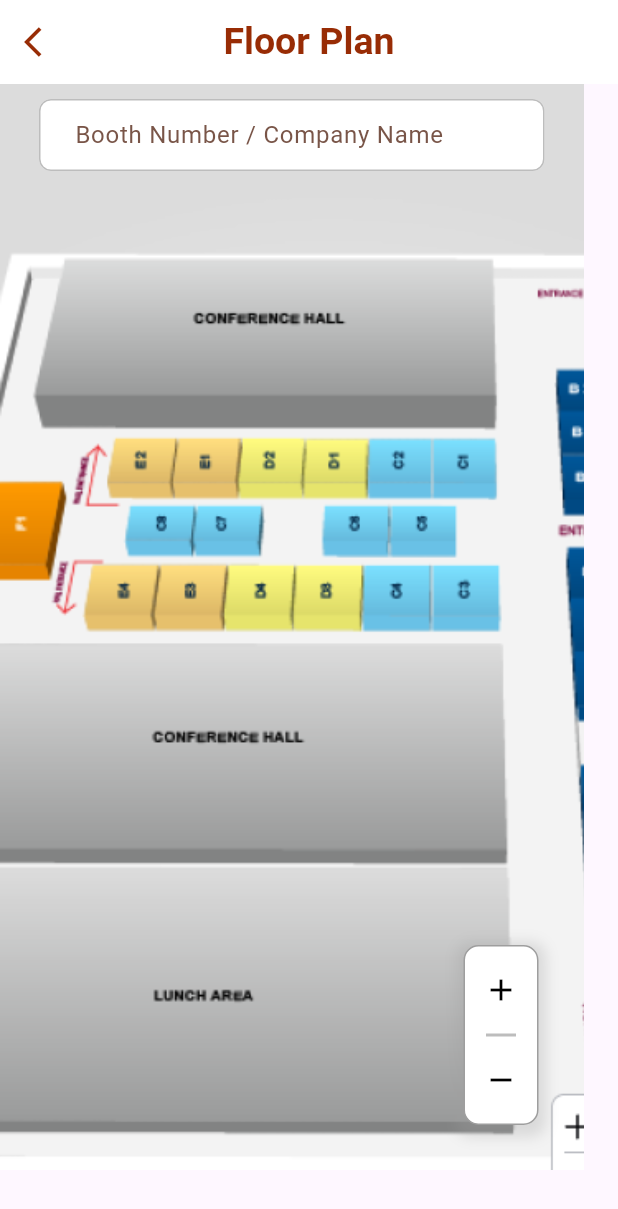
After one commit to anazhtz/aldrichinternational, a Flutter app: the screen it shows after launch, item 2 of the bottom bar chosen, after a tap on the "add" icon, on a phone screen of 412 x 824 dp. The commit adds this screen. Shown: the top 1209 px of the screen. Run offline on Flutter 3.47's test engine with Material 3 defaults, Android fonts, the phone set to English and light mode, and no system bars; our stand-ins replace animated_bottom_navigation_bar, carousel_slider.

Commit message:
search screen implimented

```diff
--- a/lib/homescreen.dart
+++ b/lib/homescreen.dart
@@ -1,4 +1,5 @@
 import 'dart:async';
+import 'package:aldrichinternational/search_screen.dart';
 import 'package:flutter/material.dart';
 import 'package:carousel_slider/carousel_slider.dart';
 import 'package:animated_bottom_navigation_bar/animated_bottom_navigation_bar.dart';
@@ -13,6 +14,9 @@ class HomeScreen extends StatefulWidget {
 class _HomeScreenState extends State<HomeScreen> {
   int _currentIndex = 0;
   final List<String> bannerImages = [
+    'images/Rectangle 5.png',
+    'images/Rectangle 5.png',
+    'images/Rectangle 5.png',
     'images/Rectangle 5.png',
     // Add more image URLs here
   ];
@@ -88,7 +92,7 @@ class _HomeScreenState extends State<HomeScreen> {
               // Custom Top Bar with Search
               Container(
                 padding:
-                    const EdgeInsets.symmetric(vertical: 10, horizontal: 16),
+                    const EdgeInsets.symmetric(vertical: 0, horizontal: 16),
                 color: Colors.white,
                 child: Row(
                   mainAxisAlignment: MainAxisAlignment.spaceBetween,
@@ -97,20 +101,87 @@ class _HomeScreenState extends State<HomeScreen> {
                       padding: const EdgeInsets.only(left: 5),
                       child: Image.asset(
                         'images/Screenshot 2024-10-11 105039.png',
-                        width: 100,
-                        height: 100,
+                        width: 180, // Increased width (e.g., 180)
+                        height: 180, // Increased height (e.g., 180)
                         fit: BoxFit.contain,
                       ),
                     ),
                     Row(
                       children: [
                         GestureDetector(
-                          onTap: () {},
+                          onTap: () {
+                            showModalBottomSheet(
+                              context: context,
+                              isScrollControlled:
+                                  true, // Allows full-screen modal sheet
+                              backgroundColor:
+                                  Colors.transparent, // Transparent background
+                              builder: (BuildContext context) {
+                                return Container(
+                                  height: MediaQuery.of(context).size.height *
+                                      0.5, // Adjust as needed
+                                  decoration: const BoxDecoration(
+                                    gradient: LinearGradient(
+                                      begin: Alignment.topLeft,
+                                      end: Alignment.bottomRight,
+                                      colors: [
+                                        Color(0xFF009688), // Starting color
+                                        Color(0xFF4CAF50), // Ending color
+                                      ],
+                                    ),
+                                    borderRadius: BorderRadius.vertical(
+                                      top: Radius.circular(30),
+                                    ),
+                                  ),
+                                  child: Stack(
+                                    children: [
+                                      // Exit icon in the top-left
+                                      Positioned(
+                                        top: 20,
+                                        left: 20,
+                                        child: IconButton(
+                                          icon: const Icon(
+                                            Icons.close,
+                                            color: Colors.white,
+                                            size: 30,
+                                          ),
+                                          onPressed: () {
+                                            Navigator.of(context)
+                                                .pop(); // Close the modal sheet
+                                          },
+                                        ),
+                                      ),
+
+                                      // Center badge icon
+                                      Center(
+                                        child: Container(
+                                          decoration: BoxDecoration(
+                                            shape: BoxShape.circle,
+                                            color:
+                                                Colors.white.withOpacity(0.8),
+                                          ),
+                                          padding: const EdgeInsets.all(20),
+                                          child: const Icon(
+                                            Icons.badge,
+                                            color: Colors.teal,
+                                            size: 60, // Adjust size as needed
+                                          ),
+                                        ),
+                                      ),
+                                    ],
+                                  ),
+                                );
+                              },
+                            );
+                          },
                           child: Image.asset(
                             "images/Frame 28.png",
+                            width: 40, // Increased size (e.g., 40)
+                            height: 40, // Increased size (e.g., 40)
                           ),
                         ),
                         IconButton(
+                          iconSize: 30, // Increased icon size
                           icon: const Icon(
                             Icons.notifications,
                             color: Color.fromARGB(252, 121, 42, 5),
@@ -119,13 +190,19 @@ class _HomeScreenState extends State<HomeScreen> {
                         ),
                         GestureDetector(
                           onTap: () {},
-                            child: Image.asset("images/Frame 26.png"))
+                          child: Image.asset(
+                            "images/Frame 26.png",
+                            width: 40, // Increased size (e.g., 40)
+                            height: 40, // Increased size (e.g., 40)
+                          ),
+                        ),
                       ],
                     ),
                   ],
                 ),
               ),
 
+              // Timed Image Carousel
               // Timed Image Carousel
               Column(
                 children: [
@@ -143,27 +220,30 @@ class _HomeScreenState extends State<HomeScreen> {
                     items: bannerImages.map((image) {
                       return Builder(
                         builder: (BuildContext context) {
-                          return ClipRRect(
-                            borderRadius: BorderRadius.circular(15),
-                            child: Image.asset(
+                          return Image.asset(
                             image,
-                              fit: BoxFit.cover,
+                            fit: BoxFit.fill,
                             width: 1000,
-                            ),
                           );
                         },
                       );
                     }).toList(),
                   ),
+                  const SizedBox(height: 5),
                   // Dot Indicator
                   Row(
                     mainAxisAlignment: MainAxisAlignment.center,
                     children: List.generate(
                       bannerImages.length,
-                      (index) => Container(
+                      (index) => AnimatedContainer(
+                        duration: const Duration(milliseconds: 300),
                         margin: const EdgeInsets.symmetric(horizontal: 4.0),
-                        width: 8.0,
-                        height: 8.0,
+                        width: _currentIndex == index
+                            ? 12.0
+                            : 8.0, // Increase size for active dot
+                        height: _currentIndex == index
+                            ? 12.0
+                            : 8.0, // Increase size for active dot
                         decoration: BoxDecoration(
                           shape: BoxShape.circle,
                           color: _currentIndex == index
@@ -272,6 +352,7 @@ class _HomeScreenState extends State<HomeScreen> {
       ),
 
       // Floating Action Button
+  // Floating Action Button
 floatingActionButton: Container(
   width: 70,
   height: 70,
@@ -303,11 +384,18 @@ class _HomeScreenState extends State<HomeScreen> {
   rightCornerRadius: 0,
   onTap: (index) {
     setState(() {
-            _currentIndex =
-                index; // Update the current index when an icon is tapped
+      _currentIndex = index; // Update the current index when an icon is tapped
+
+      if (index == 1) { // Assuming the search icon is at index 1
+        Navigator.push(
+          context,
+          MaterialPageRoute(builder: (context) => const FloorPlanScreen()),
+        );
+      }
     });
   },
 ),
+
     );
   }
 }
@@ -398,7 +486,7 @@ class SponsorLogo extends StatelessWidget {
   @override
   Widget build(BuildContext context) {
     return Container(
-      margin: const EdgeInsets.all(8.0),
+      margin: const EdgeInsets.all(0.0),
       child: Image.asset(
         assetName,
         fit: BoxFit.contain,
--- /dev/null
+++ b/lib/search_screen.dart
@@ -0,0 +1,146 @@
+import 'package:flutter/material.dart';
+
+class FloorPlanScreen extends StatefulWidget {
+  const FloorPlanScreen({super.key});
+
+  @override
+  _FloorPlanScreenState createState() => _FloorPlanScreenState();
+}
+
+class _FloorPlanScreenState extends State<FloorPlanScreen> {
+  TransformationController _controller = TransformationController();
+  double _currentScale = 1.0;
+
+  @override
+  Widget build(BuildContext context) {
+    return Scaffold(
+      appBar: AppBar(
+        backgroundColor: Colors.white,
+        // Custom back button (left-side arrow)
+        leading: IconButton(
+          icon: const Icon(
+            Icons.arrow_back_ios,
+            color: Color.fromARGB(255, 152, 44, 5),
+          ),
+          onPressed: () {
+            Navigator.of(context).pop(); // Navigating back when pressed
+          },
+        ),
+        title: const Text('Floor Plan',
+            style: TextStyle(
+                fontSize: 25,
+                fontWeight: FontWeight.bold,
+                color: Color.fromARGB(255, 152, 44, 5))), // Centered title
+        centerTitle: true, // Ensuring the title is centered
+      ),
+      body: Stack(
+        children: [
+          // InteractiveViewer with custom TransformationController
+          InteractiveViewer(
+            transformationController: _controller,
+            panEnabled: true, // Enable panning
+            boundaryMargin: const EdgeInsets.all(8.0),
+            minScale: 0.5, // Minimum zoom out level
+            maxScale: 4.0, // Maximum zoom in level
+            child: Image.asset(
+                'images/Map Scroll & Zoom.png'), // Replace with your image
+          ),
+
+          // Positioned search bar styled similar to the one in the image
+          Positioned(
+            top: 10,
+            left: 10,
+            right: 10,
+            child: Container(
+              padding: const EdgeInsets.symmetric(horizontal: 16),
+              child: TextField(
+                decoration: InputDecoration(
+                  hintText: 'Booth Number / Company Name',
+                  hintStyle: const TextStyle(
+                      color: Colors.brown), // Hint text color brown
+                  filled: true,
+                  fillColor: Colors.white, // Background color white
+                  contentPadding: const EdgeInsets.symmetric(
+                      vertical: 12,
+                      horizontal:
+                          20), // Added horizontal padding to move hint text inside
+                  enabledBorder: OutlineInputBorder(
+                    borderSide: BorderSide(color: Colors.grey.shade400),
+                    borderRadius: BorderRadius.circular(8),
+                  ),
+                  focusedBorder: OutlineInputBorder(
+                    borderSide: const BorderSide(color: Colors.blue),
+                    borderRadius: BorderRadius.circular(8),
+                  ),
+                ),
+                onSubmitted: (value) {
+                  // Handle search logic here
+                  print('Searching for: $value');
+                },
+              ),
+            ),
+          ),
+
+          // Custom Zoom In/Out Control
+          Positioned(
+            right: 30,
+            bottom: 30,
+            child: Container(
+              width: 50, // Reduced width
+              height: 120, // Reduced height
+              decoration: BoxDecoration(
+                color: Colors.white,
+                borderRadius:
+                    BorderRadius.circular(10), // Set border radius to 10
+                border: Border.all(color: Colors.grey),
+                boxShadow: [
+                  BoxShadow(
+                    color: Colors.grey.withOpacity(0.3),
+                    spreadRadius: 5,
+                    blurRadius: 7,
+                    offset: const Offset(0, 3),
+                  ),
+                ],
+              ),
+              child: Column(
+                mainAxisAlignment: MainAxisAlignment.spaceEvenly,
+                children: [
+                  // Zoom In Button
+                  IconButton(
+                    icon: const Icon(Icons.add,
+                        size: 24, color: Colors.black), // Reduced icon size
+                    onPressed: () {
+                      _currentScale = _controller.value.getMaxScaleOnAxis();
+                      setState(() {
+                        _controller.value = _controller.value..scale(1.1);
+                      });
+                    },
+                  ),
+
+                  // Divider line
+                  Container(
+                    width: 20, // Reduced divider width
+                    height: 2,
+                    color: Colors.grey[400],
+                  ),
+
+                  // Zoom Out Button
+                  IconButton(
+                    icon: const Icon(Icons.remove,
+                        size: 24, color: Colors.black), // Reduced icon size
+                    onPressed: () {
+                      _currentScale = _controller.value.getMaxScaleOnAxis();
+                      setState(() {
+                        _controller.value = _controller.value..scale(0.9);
+                      });
+                    },
+                  ),
+                ],
+              ),
+            ),
+          ),
+        ],
+      ),
+    );
+  }
+}
--- a/lib/splashscreen.dart
+++ b/lib/splashscreen.dart
@@ -14,7 +14,7 @@ class _SplashscreenState extends State<Splashscreen> {
   void initState() {
     super.initState();
     // Timer to delay navigation to HomeScreen after 3 seconds
-    Timer(const Duration(seconds: 5), () {
+    Timer(const Duration(seconds: 3), () {
       Navigator.of(context).pushReplacement(
         MaterialPageRoute(builder: (context) => const HomeScreen()),
       );
```
Also changed, not shown: lib/scaningpage.dart (deleted, +0 -92 lines), images/Map Scroll & Zoom.png (added). Lines whose indentation alone changed are shown as unchanged.
